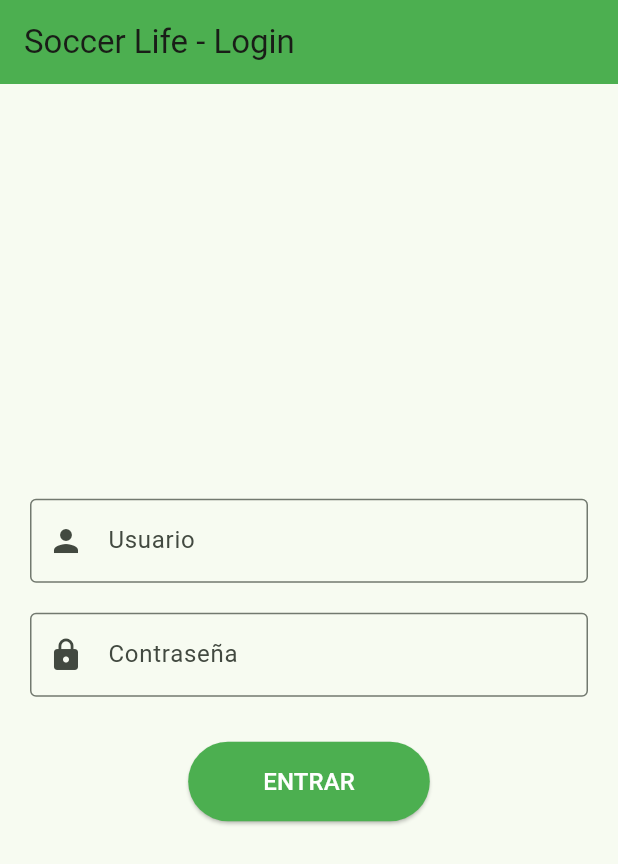
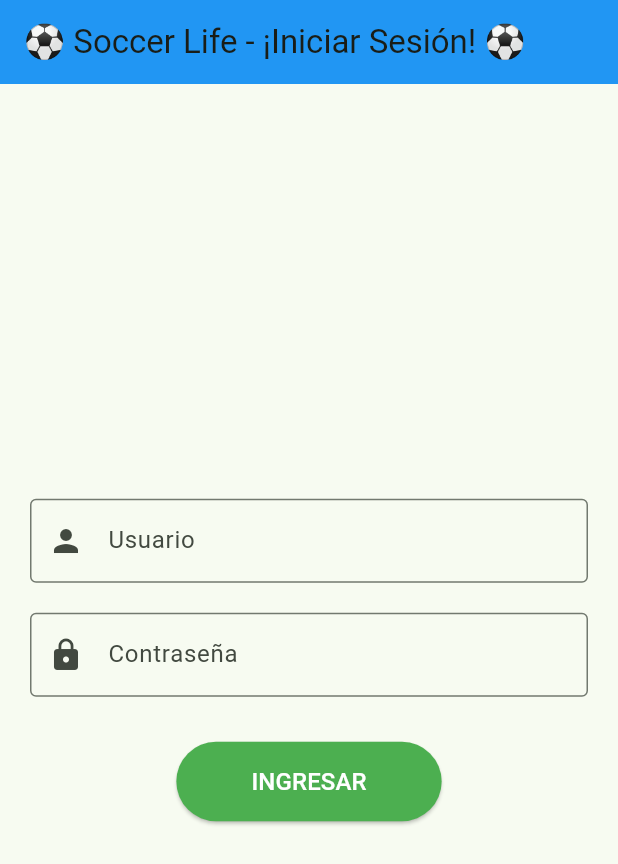
Before and after one commit to DaniielJr10/soccerlife, a Flutter app: the screen it shows after launch, on a phone screen of 412 x 824 dp. Shown: the top 864 px of the screen. Run offline on Flutter 3.47's test engine with Material 3 defaults, Android fonts, the phone set to English and light mode, and no system bars.

Commit message:
Actualiza la configuración de Gradle y mejora la pantalla de inicio de sesión

```diff
--- a/lib/pantallas/iniciosesion.dart
+++ b/lib/pantallas/iniciosesion.dart
@@ -8,8 +8,8 @@ class InicioSesionPage extends StatelessWidget { // Crea una clase (plantilla) p
   Widget build(BuildContext context) { // Función que construye y muestra todo lo que ves en pantalla
     return Scaffold( // Estructura básica de una pantalla (como el esqueleto)
       appBar: AppBar( // Barra superior de la pantalla
-        title: const Text('Soccer Life - Login'), // Texto que aparece en la barra superior
-        backgroundColor: Colors.green, // Color verde para la barra superior
+        title: const Text('⚽ Soccer Life - ¡Iniciar Sesión! ⚽'), // Texto que aparece en la barra superior
+        backgroundColor: Colors.blue, // Color azul para la barra superior
       ),
       body: Padding( // Contenido principal de la pantalla con espacios alrededor
         padding: const EdgeInsets.all(20.0), // Espacios de 20 puntos en todos los lados
@@ -53,7 +53,7 @@ class InicioSesionPage extends StatelessWidget { // Crea una clase (plantilla) p
                 padding: const EdgeInsets.symmetric(horizontal: 50, vertical: 15), // Espacios internos del botón
               ),
               child: const Text( // Texto que aparece dentro del botón
-                'ENTRAR', // Palabra que se muestra en el botón
+                'INGRESAR', // Palabra que se muestra en el botón
                 style: TextStyle(fontSize: 16, color: Colors.white), // Tamaño y color del texto
               ),
             ),
```
Also changed, not shown: 1 other file.
